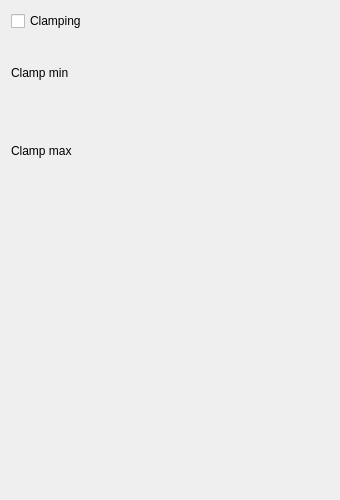
Before: the Qt Designer form smoke/view/colormaptab.ui in bvanloon/Scientific-Visualization, drawn with Qt 5.
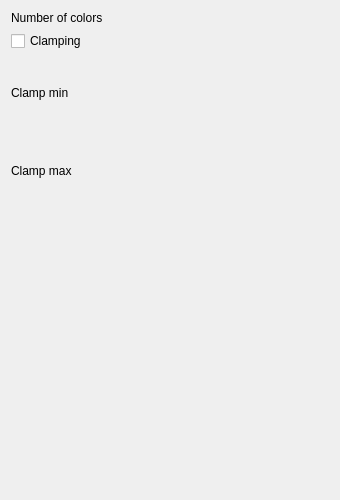
After: the same form once the commit is applied. Custom widgets are drawn as their Qt base class.

Commit message: Use an intslider to select the number of colors.

```diff
--- a/smoke/view/colormaptab.ui
+++ b/smoke/view/colormaptab.ui
@@ -14,14 +14,14 @@
    <string>Form</string>
   </property>
   <layout class="QFormLayout" name="formLayout">
-   <item row="0" column="0">
+   <item row="1" column="0">
     <widget class="QCheckBox" name="clampingCheckBox">
      <property name="text">
       <string>Clamping</string>
      </property>
     </widget>
    </item>
-   <item row="1" column="0">
+   <item row="2" column="0">
     <widget class="QLabel" name="clampingMinimumLabel">
      <property name="minimumSize">
       <size>
@@ -37,10 +37,10 @@
      </property>
     </widget>
    </item>
-   <item row="1" column="1">
+   <item row="2" column="1">
     <widget class="FloatSlider" name="clampingMinimumSlider" native="true"/>
    </item>
-   <item row="2" column="0">
+   <item row="3" column="0">
     <widget class="QLabel" name="clampingMaximumLabel">
      <property name="minimumSize">
       <size>
@@ -56,7 +56,7 @@
      </property>
     </widget>
    </item>
-   <item row="2" column="1">
+   <item row="3" column="1">
     <widget class="FloatSlider" name="clampingMaximumSlider" native="true">
      <property name="minimumSize">
       <size>
@@ -66,6 +66,16 @@
      </property>
     </widget>
    </item>
+   <item row="0" column="0">
+    <widget class="QLabel" name="numColorsLabel">
+     <property name="text">
+      <string>Number of colors</string>
+     </property>
+    </widget>
+   </item>
+   <item row="0" column="1">
+    <widget class="IntSlider" name="numColorsSlider" native="true"/>
+   </item>
   </layout>
  </widget>
  <customwidgets>
@@ -75,6 +85,12 @@
    <header>view/floatslider.h</header>
    <container>1</container>
   </customwidget>
+  <customwidget>
+   <class>IntSlider</class>
+   <extends>QWidget</extends>
+   <header location="global">view/intslider.h</header>
+   <container>1</container>
+  </customwidget>
  </customwidgets>
  <resources/>
  <connections/>
```
